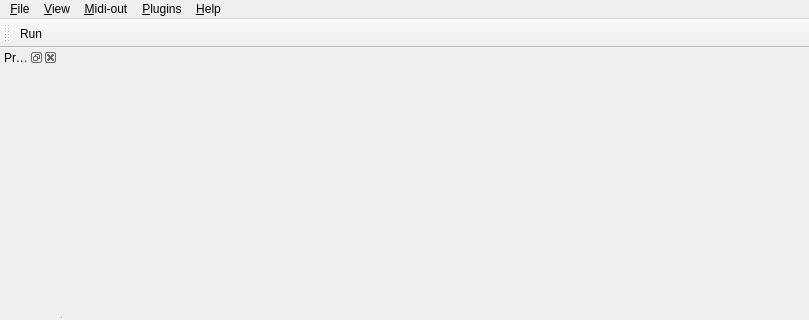
The window that src/Midi-Me/MainWindowBase.ui (rjaramih/midi-me) describes before a commit, drawn with Qt 5; both pictures show x 0 to 809 and y 0 to 320 of the 809 by 600 pixel window.
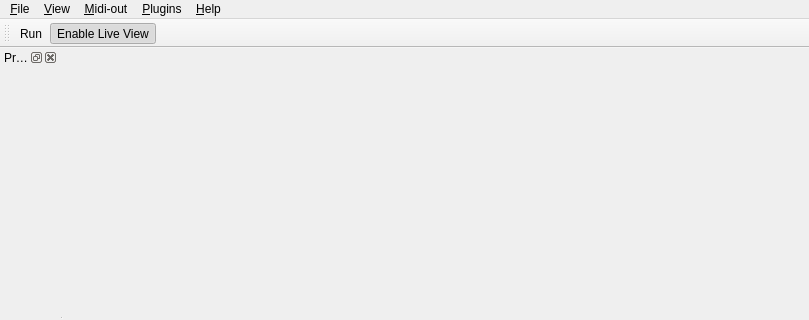
The same window after the commit. Custom widgets are drawn as their Qt base class.

```diff
--- a/src/Midi-Me/MainWindowBase.ui
+++ b/src/Midi-Me/MainWindowBase.ui
@@ -113,6 +113,7 @@
     <bool>false</bool>
    </attribute>
    <addaction name="actionRun" />
+   <addaction name="actionEnableLiveView" />
   </widget>
   <widget class="QDockWidget" name="propertiesDock" >
    <property name="geometry" >
@@ -216,6 +217,17 @@
     <string>Plugin &amp;Manager...</string>
    </property>
   </action>
+  <action name="actionEnableLiveView" >
+   <property name="checkable" >
+    <bool>true</bool>
+   </property>
+   <property name="checked" >
+    <bool>true</bool>
+   </property>
+   <property name="text" >
+    <string>Enable Live View</string>
+   </property>
+  </action>
  </widget>
  <customwidgets>
   <customwidget>
```
